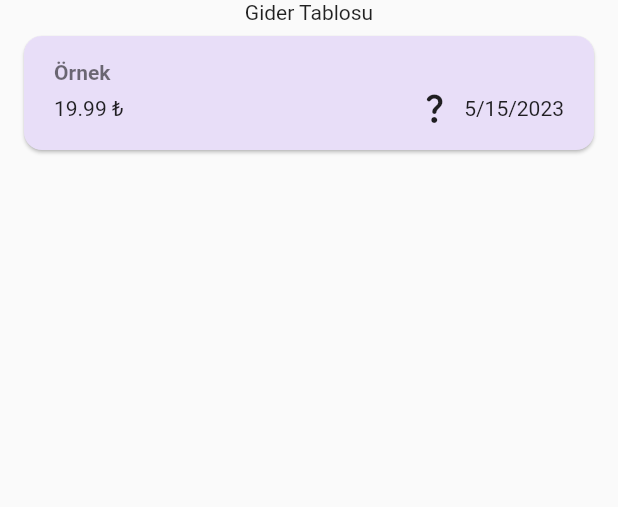
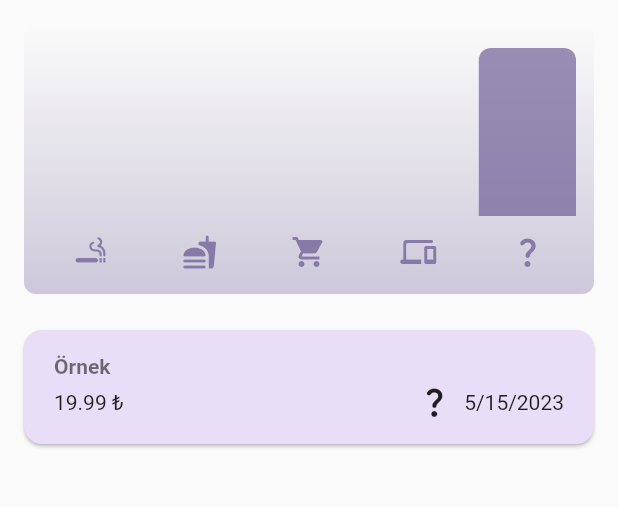
Before and after one commit to ApieceoFsoftWare/expense_tracker, a Flutter app: the screen it shows after launch, on a phone screen of 412 x 824 dp, the part 84-591 px from its top. Run offline on Flutter 3.47's test engine with Material 2 defaults, Android fonts, the phone set to English and light mode, and no system bars.

Commit message:
End of the module

```diff
--- a/lib/main.dart
+++ b/lib/main.dart
@@ -13,6 +13,7 @@ var kDarkColorScheme = ColorScheme.fromSeed(
 void main(List<String> args) {
   runApp(
     MaterialApp(
+      debugShowCheckedModeBanner: false,
       darkTheme: ThemeData.dark().copyWith(
         useMaterial3: true,
         colorScheme: kDarkColorScheme,
--- a/lib/models/expense.dart
+++ b/lib/models/expense.dart
@@ -40,3 +40,29 @@ class Expense {
     return formatter.format(date);
   }
 }
+
+class ExpenseBucket {
+  const ExpenseBucket({
+    required this.category,
+    required this.expenses,
+  });
+
+  ExpenseBucket.forCategory(
+    List<Expense> allExpenses,
+    this.category,
+  ) : expenses = allExpenses
+            .where((expense) => expense.category == category)
+            .toList();
+
+  final Category category;
+  final List<Expense> expenses;
+
+  double get totalExpenses {
+    double sum = 0;
+    for (final expense in expenses) {
+      sum += expense.amount;
+    }
+
+    return sum;
+  }
+}
--- /dev/null
+++ b/lib/widgets/chart/chart.dart
@@ -0,0 +1,96 @@
+import 'package:flutter/material.dart';
+
+import 'package:expense_tracker/widgets/chart/chart_bar.dart';
+import 'package:expense_tracker/models/expense.dart';
+
+class Chart extends StatelessWidget {
+  const Chart({super.key, required this.expenses});
+
+  final List<Expense> expenses;
+
+  List<ExpenseBucket> get buckets {
+    return [
+      ExpenseBucket.forCategory(expenses, Category.sigara),
+      ExpenseBucket.forCategory(expenses, Category.yemek),
+      ExpenseBucket.forCategory(expenses, Category.market),
+      ExpenseBucket.forCategory(expenses, Category.teknoloji),
+      ExpenseBucket.forCategory(expenses, Category.diger),
+    ];
+  }
+
+  double get maxTotalExpense {
+    double maxTotalExpense = 0;
+
+    for (final bucket in buckets) {
+      if (bucket.totalExpenses > maxTotalExpense) {
+        maxTotalExpense = bucket.totalExpenses;
+      }
+    }
+
+    return maxTotalExpense;
+  }
+
+  @override
+  Widget build(BuildContext context) {
+    final isDarkMode =
+        MediaQuery.of(context).platformBrightness == Brightness.dark;
+    return Container(
+      margin: const EdgeInsets.all(16),
+      padding: const EdgeInsets.symmetric(
+        vertical: 16,
+        horizontal: 8,
+      ),
+      width: double.infinity,
+      height: 180,
+      decoration: BoxDecoration(
+        borderRadius: BorderRadius.circular(8),
+        gradient: LinearGradient(
+          colors: [
+            Theme.of(context).colorScheme.primary.withOpacity(0.3),
+            Theme.of(context).colorScheme.primary.withOpacity(0.0)
+          ],
+          begin: Alignment.bottomCenter,
+          end: Alignment.topCenter,
+        ),
+      ),
+      child: Column(
+        children: [
+          Expanded(
+            child: Row(
+              crossAxisAlignment: CrossAxisAlignment.end,
+              children: [
+                for (final bucket in buckets) // alternative to map()
+                  ChartBar(
+                    fill: bucket.totalExpenses == 0
+                        ? 0
+                        : bucket.totalExpenses / maxTotalExpense,
+                  ),
+              ],
+            ),
+          ),
+          const SizedBox(height: 12),
+          Row(
+            children: buckets
+                .map(
+                  (bucket) => Expanded(
+                    child: Padding(
+                      padding: const EdgeInsets.symmetric(horizontal: 4),
+                      child: Icon(
+                        categoryIcons[bucket.category],
+                        color: isDarkMode
+                            ? Theme.of(context).colorScheme.secondary
+                            : Theme.of(context)
+                                .colorScheme
+                                .primary
+                                .withOpacity(0.7),
+                      ),
+                    ),
+                  ),
+                )
+                .toList(),
+          )
+        ],
+      ),
+    );
+  }
+}
--- /dev/null
+++ b/lib/widgets/chart/chart_bar.dart
@@ -0,0 +1,34 @@
+import 'package:flutter/material.dart';
+
+class ChartBar extends StatelessWidget {
+  const ChartBar({
+    super.key,
+    required this.fill,
+  });
+
+  final double fill;
+
+  @override
+  Widget build(BuildContext context) {
+    final isDarkMode =
+        MediaQuery.of(context).platformBrightness == Brightness.dark;
+    return Expanded(
+      child: Padding(
+        padding: const EdgeInsets.symmetric(horizontal: 4),
+        child: FractionallySizedBox(
+          heightFactor: fill,
+          child: DecoratedBox(
+            decoration: BoxDecoration(
+              shape: BoxShape.rectangle,
+              borderRadius:
+                  const BorderRadius.vertical(top: Radius.circular(8)),
+              color: isDarkMode
+                  ? Theme.of(context).colorScheme.secondary
+                  : Theme.of(context).colorScheme.primary.withOpacity(0.65),
+            ),
+          ),
+        ),
+      ),
+    );
+  }
+}
--- a/lib/widgets/expenses.dart
+++ b/lib/widgets/expenses.dart
@@ -2,6 +2,7 @@ import 'package:expense_tracker/models/expense.dart';
 import 'package:expense_tracker/widgets/new_expense.dart';
 import 'package:flutter/material.dart';
 
+import 'chart/chart.dart';
 import 'expenses_list/expenses_list.dart';
 
 class Expenses extends StatefulWidget {
@@ -86,7 +87,7 @@ class _ExpensesState extends State<Expenses> {
       ),
       body: Column(
         children: [
-          const Text('Gider Tablosu'),
+          Chart(expenses: _registerExpenses),
           Expanded(child: mainContent),
         ],
       ),
```
